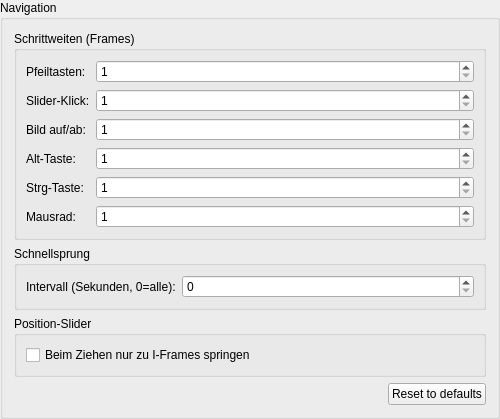
Qt form ui/ttcutsettingsnavigation.ui (MINIXJR/TTCut-ng) before a commit.
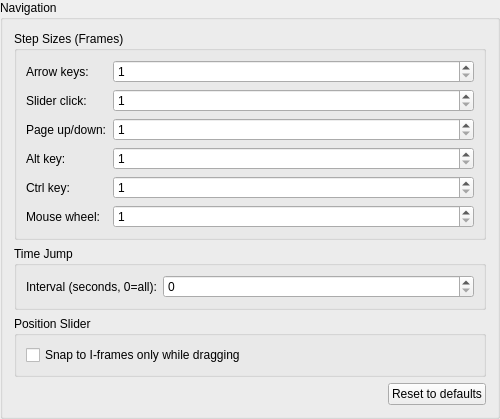
The same form after that commit.

Patch:
```diff
--- a/ui/ttcutsettingsnavigation.ui
+++ b/ui/ttcutsettingsnavigation.ui
@@ -9,12 +9,12 @@
   <layout class="QVBoxLayout">
    <item>
     <widget class="QGroupBox" name="gbNavigation">
-     <property name="title"><string>Schrittweiten (Frames)</string></property>
+     <property name="title"><string>Step Sizes (Frames)</string></property>
      <layout class="QFormLayout">
       <item row="0" column="0">
        <widget class="QLabel" name="laArrow">
-        <property name="text"><string>Pfeiltasten:</string></property>
-        <property name="toolTip"><string>Anzahl Frames pro Pfeiltastendruck (rechts/links, ohne Modifier).</string></property>
+        <property name="text"><string>Arrow keys:</string></property>
+        <property name="toolTip"><string>Number of frames per arrow key press (right/left, without modifier).</string></property>
        </widget>
       </item>
       <item row="0" column="1">
@@ -26,8 +26,8 @@
       </item>
       <item row="1" column="0">
        <widget class="QLabel" name="laSlider">
-        <property name="text"><string>Slider-Klick:</string></property>
-        <property name="toolTip"><string>Wie weit der Position-Slider beim Klick neben den Daumen springt (in Frames).</string></property>
+        <property name="text"><string>Slider click:</string></property>
+        <property name="toolTip"><string>How far the position slider jumps when clicked next to the handle (in frames).</string></property>
        </widget>
       </item>
       <item row="1" column="1">
@@ -39,8 +39,8 @@
       </item>
       <item row="2" column="0">
        <widget class="QLabel" name="laPgUpDown">
-        <property name="text"><string>Bild auf/ab:</string></property>
-        <property name="toolTip"><string>Anzahl Frames bei Bild auf/ab Taste.</string></property>
+        <property name="text"><string>Page up/down:</string></property>
+        <property name="toolTip"><string>Number of frames for the Page Up/Down key.</string></property>
        </widget>
       </item>
       <item row="2" column="1">
@@ -52,8 +52,8 @@
       </item>
       <item row="3" column="0">
        <widget class="QLabel" name="laAlt">
-        <property name="text"><string>Alt-Taste:</string></property>
-        <property name="toolTip"><string>Anzahl Frames bei Alt+Pfeil.</string></property>
+        <property name="text"><string>Alt key:</string></property>
+        <property name="toolTip"><string>Number of frames for Alt+Arrow.</string></property>
        </widget>
       </item>
       <item row="3" column="1">
@@ -65,8 +65,8 @@
       </item>
       <item row="4" column="0">
        <widget class="QLabel" name="laCtrl">
-        <property name="text"><string>Strg-Taste:</string></property>
-        <property name="toolTip"><string>Anzahl Frames bei Strg+Pfeil.</string></property>
+        <property name="text"><string>Ctrl key:</string></property>
+        <property name="toolTip"><string>Number of frames for Ctrl+Arrow.</string></property>
        </widget>
       </item>
       <item row="4" column="1">
@@ -78,8 +78,8 @@
       </item>
       <item row="5" column="0">
        <widget class="QLabel" name="laMouseWheel">
-        <property name="text"><string>Mausrad:</string></property>
-        <property name="toolTip"><string>Anzahl Frames pro Mausrad-Tick.</string></property>
+        <property name="text"><string>Mouse wheel:</string></property>
+        <property name="toolTip"><string>Number of frames per mouse wheel tick.</string></property>
        </widget>
       </item>
       <item row="5" column="1">
@@ -94,12 +94,12 @@
    </item>
    <item>
     <widget class="QGroupBox" name="gbQuickJump">
-     <property name="title"><string>Schnellsprung</string></property>
+     <property name="title"><string>Time Jump</string></property>
      <layout class="QFormLayout">
       <item row="0" column="0">
        <widget class="QLabel" name="laQJInterval">
-        <property name="text"><string>Intervall (Sekunden, 0=alle):</string></property>
-        <property name="toolTip"><string>Intervall für den QuickJump-Dialog in Sekunden.</string></property>
+        <property name="text"><string>Interval (seconds, 0=all):</string></property>
+        <property name="toolTip"><string>Interval for the Time Jump dialog, in seconds.</string></property>
        </widget>
       </item>
       <item row="0" column="1">
@@ -114,12 +114,12 @@
    </item>
    <item>
     <widget class="QGroupBox" name="gbSliderDrag">
-     <property name="title"><string>Position-Slider</string></property>
+     <property name="title"><string>Position Slider</string></property>
      <layout class="QVBoxLayout">
       <item>
        <widget class="QCheckBox" name="cbQuickSearch">
-        <property name="text"><string>Beim Ziehen nur zu I-Frames springen</string></property>
-        <property name="toolTip"><string>Beim Ziehen des Position-Sliders im Hauptfenster nur zum nächsten I-Frame springen (schneller) statt zur exakten Frame-Position (Frame-genau, aber langsamer beim Slider-Drag).</string></property>
+        <property name="text"><string>Snap to I-frames only while dragging</string></property>
+        <property name="toolTip"><string>While dragging the position slider in the main window, snap only to the nearest I-frame (faster) instead of the exact frame position (frame-accurate, but slower while dragging).</string></property>
        </widget>
       </item>
      </layout>
```
Left out of the diff: 14 changed lines with no effect on the pictures.
